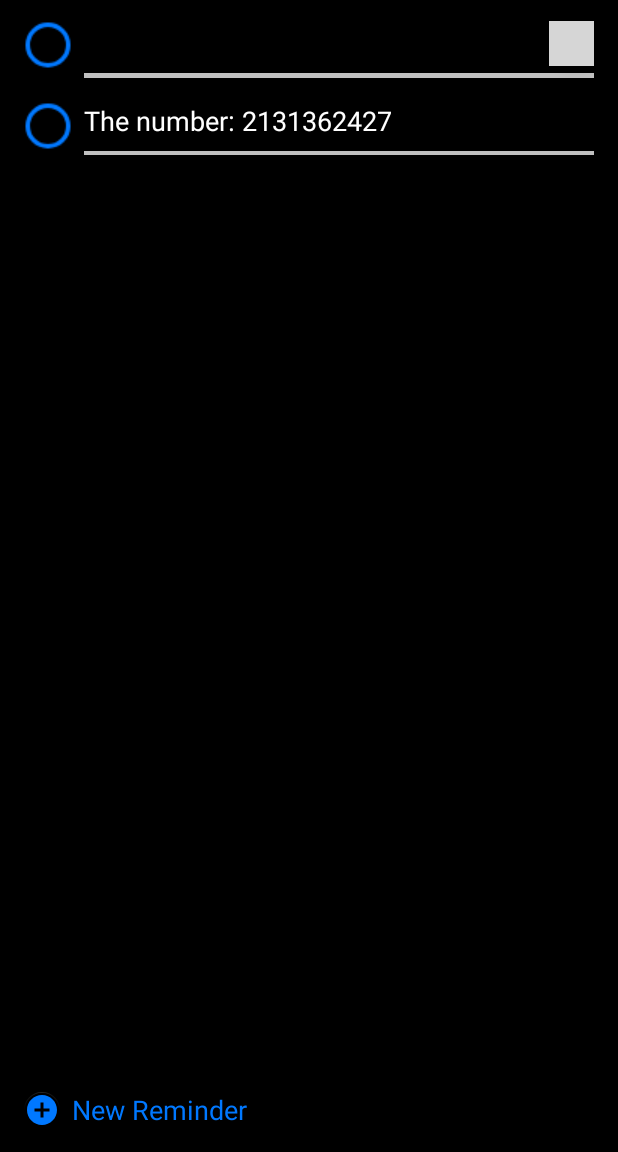
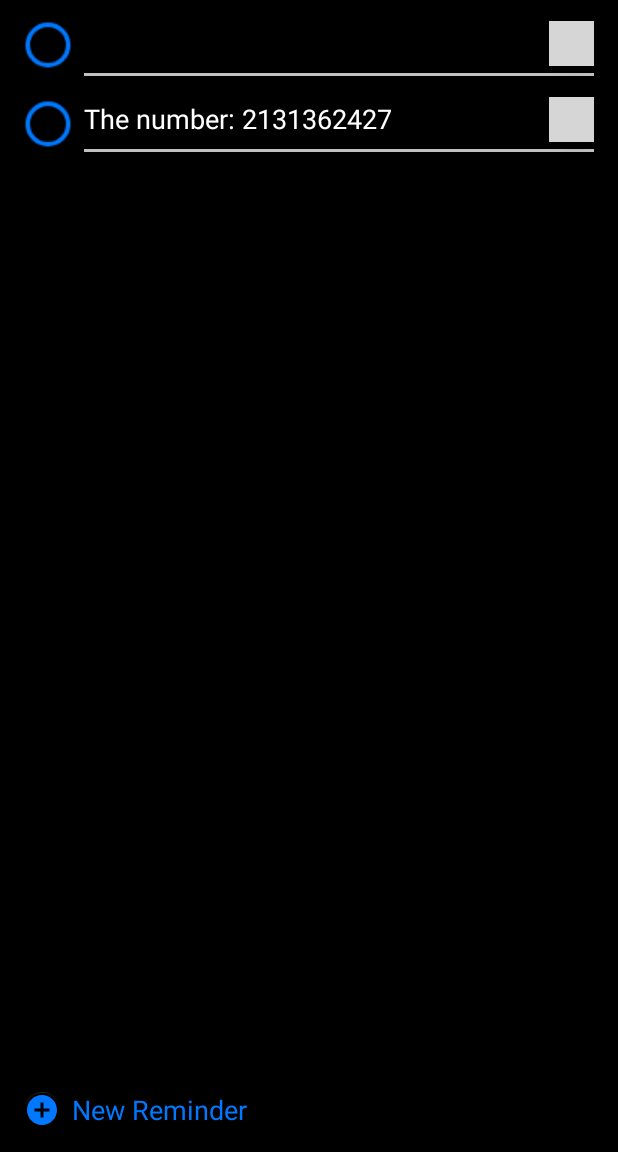
Before and after one commit to mas682/ToDoListApp, an Android app: the screen it shows after launch (MainActivity), after a tap on an icon or button, on a phone screen of 412 x 824 dp, the part 84-1236 px from its top. Run offline under Robolectric (Android 15) with nearby library versions, the phone set to English and light mode, and no system bars; grey boxes are pictures that could not be loaded.

Commit message:
Added info button to all reminders

```diff
--- a/app/src/main/java/com/example/todolistapp/MainActivity.java
+++ b/app/src/main/java/com/example/todolistapp/MainActivity.java
@@ -21,11 +21,13 @@ import android.util.TypedValue;
 import android.view.View;
 import android.view.ViewGroup;
 import android.widget.EditText;
+import android.widget.ImageView;
 import android.widget.LinearLayout;
 import android.widget.RadioButton;
 import android.widget.TextView;
 
 import com.google.android.material.drawable.DrawableUtils;
+import com.google.android.material.floatingactionbutton.FloatingActionButton;
 
 import org.w3c.dom.Attr;
 
@@ -44,61 +46,105 @@ public class MainActivity extends AppCompatActivity {
         // Get the activity main constraint layout
         ConstraintLayout parentLayout = (ConstraintLayout) findViewById(R.id.activity_main);
         int numViewElems = parentLayout.getChildCount();
-        // I think it starts at
+        // get the last added divider view's index
         int lastDivider = numViewElems - 1;
+        // get the last added divider view
         View lastDiv = parentLayout.getChildAt(lastDivider);
         // create a new EditText view
         EditText textView = new EditText(MainActivity.this);
+        // create a new RadioButton view
         RadioButton radioButton = new RadioButton(MainActivity.this);
+        // create a new FloatingAction view
+        FloatingActionButton infoButton = new FloatingActionButton(MainActivity.this);
+        // create a new View for the divider
         View divider = new View(MainActivity.this);
-        divider.setId(View.generateViewId());
-        // get a Id for the new view
+        // get a Id for the new text view
         textView.setId(View.generateViewId());
         // get a Id for the new radio view
         radioButton.setId(View.generateViewId());
+        // get a Id for the new info button
+        infoButton.setId(View.generateViewId());
+        // get a Id for the new divider
+        divider.setId(View.generateViewId());
         // set the width and height of the new view
         textView.setLayoutParams(new ViewGroup.LayoutParams(ConstraintLayout.LayoutParams.MATCH_CONSTRAINT,
                 ConstraintLayout.LayoutParams.WRAP_CONTENT));
         // set the type of the text view
         textView.setInputType(InputType.TYPE_CLASS_TEXT | InputType.TYPE_TEXT_FLAG_MULTI_LINE);
+        // set the padding for the textview
         textView.setPadding(0, 0, 0, 0);
+        // set the background of the textview
         textView.setBackground(null);
+        // set the text color to white
         textView.setTextColor(Color.WHITE);
+        // set the text size to 18sp
         textView.setTextSize(18);
+        // for testing
         textView.setText("The number: " + lastDiv.getId());
+        // set the radio buttons width and height
         radioButton.setLayoutParams(new ViewGroup.LayoutParams(ConstraintLayout.LayoutParams.WRAP_CONTENT,
                 ViewGroup.LayoutParams.WRAP_CONTENT));
-        //parse textColor from string hex code
-        int buttonColor = Color.parseColor("#0078FF");
-        //int buttonColor = Color.parseColor(String.valueOf(ContextCompat.getColor(MainActivity.this, R.color.brightBlue)));
-        //set textcolor to radioButton
-        radioButton.setButtonTintList(ColorStateList.valueOf(buttonColor));
+        // get the value of the color accent
+        int colorAccent = Color.parseColor("#0078FF");
+       // int buttonColor = Color.parseColor(String.valueOf(ContextCompat.getColor(MainActivity.this, R.color.brightBlue)));
+        //set the color of the button
+        radioButton.setButtonTintList(ColorStateList.valueOf(colorAccent));
+        // set the size of the button
         radioButton.setScaleX((float)1.5);
         radioButton.setScaleY((float)1.5);
+        /*
+        android:backgroundTint="@color/colorPrimaryDark"
+        app:backgroundTint="@color/colorPrimaryDark"
+        app:maxImageSize="30dp"
+        app:rippleColor="@color/colorPrimaryDark"
+         */
+        // set the height and width for the info button
+        infoButton.setLayoutParams(new ViewGroup.LayoutParams(ConstraintLayout.LayoutParams.WRAP_CONTENT, ConstraintLayout.LayoutParams.WRAP_CONTENT));
+        // get the color black
+        int colorPrimaryDark = Color.parseColor("#000000");
+        // set the background tint
+        infoButton.setBackgroundTintList(ColorStateList.valueOf(colorPrimaryDark));
+        // set the button as clickable
+        infoButton.setClickable(true);
+        // set the size to 30dp
+        infoButton.setCustomSize((int) TypedValue.applyDimension(TypedValue.COMPLEX_UNIT_DIP, 30,
+                getResources().getDisplayMetrics()));
+        // set the image source
+        infoButton.setImageResource(R.drawable.baseline_info_24);
+        // make the icon scale to the size of the button
+        infoButton.setScaleType(ImageView.ScaleType.CENTER);
+        // set the color of the divider
         divider.setBackgroundColor(ContextCompat.getColor(MainActivity.this, R.color.colorGray));
-        divider.setLayoutParams(new ViewGroup.LayoutParams(ConstraintLayout.LayoutParams.MATCH_CONSTRAINT, (int) TypedValue.applyDimension(TypedValue.COMPLEX_UNIT_DIP, 3,
+        // set the height and width of the divider
+        divider.setLayoutParams(new ViewGroup.LayoutParams(ConstraintLayout.LayoutParams.MATCH_CONSTRAINT, (int) TypedValue.applyDimension(TypedValue.COMPLEX_UNIT_DIP, 2,
                 getResources().getDisplayMetrics())));
         // add the view to the activity main layout
         // the numViewElems is the index at which to add the view
         parentLayout.addView(radioButton, numViewElems);
         parentLayout.addView(textView, numViewElems + 1);
-        parentLayout.addView(divider, numViewElems + 2);
+        parentLayout.addView(infoButton, numViewElems + 2);
+        parentLayout.addView(divider, numViewElems + 3);
         // set the constraints on where the new view should go inside the activity main layout
         ConstraintSet set = new ConstraintSet();
         set.clone(parentLayout);
+        // text view constraints
         set.connect(textView.getId(), ConstraintSet.START, radioButton.getId(), ConstraintSet.END, (int) TypedValue.applyDimension(TypedValue.COMPLEX_UNIT_DIP, 8,
                 getResources().getDisplayMetrics()));
-        // the part in the right is used to set the value in dp
-        set.connect(textView.getId(), ConstraintSet.END, parentLayout.getId(), ConstraintSet.END, (int) TypedValue.applyDimension(TypedValue.COMPLEX_UNIT_DIP, 16,
+        set.connect(textView.getId(), ConstraintSet.END, infoButton.getId(), ConstraintSet.START, (int) TypedValue.applyDimension(TypedValue.COMPLEX_UNIT_DIP, 16,
                 getResources().getDisplayMetrics()));
         set.connect(textView.getId(), ConstraintSet.TOP, lastDiv.getId(), ConstraintSet.BOTTOM, (int) TypedValue.applyDimension(TypedValue.COMPLEX_UNIT_DIP, 16,
                 getResources().getDisplayMetrics()));
-        // radio button
+        // radio button constraints
         set.connect(radioButton.getId(), ConstraintSet.START, parentLayout.getId(), ConstraintSet.START, (int) TypedValue.applyDimension(TypedValue.COMPLEX_UNIT_DIP, 16,
                 getResources().getDisplayMetrics()));
         set.connect(radioButton.getId(), ConstraintSet.TOP, lastDiv.getId(), ConstraintSet.BOTTOM, (int) TypedValue.applyDimension(TypedValue.COMPLEX_UNIT_DIP, 16,
                 getResources().getDisplayMetrics()));
-        // divider
+        // info button constraints
+        set.connect(infoButton.getId(), ConstraintSet.TOP, lastDiv.getId(), ConstraintSet.BOTTOM, (int) TypedValue.applyDimension(TypedValue.COMPLEX_UNIT_DIP, 14,
+                getResources().getDisplayMetrics()));
+        set.connect(infoButton.getId(), ConstraintSet.END, parentLayout.getId(), ConstraintSet.END, (int) TypedValue.applyDimension(TypedValue.COMPLEX_UNIT_DIP, 16,
+                getResources().getDisplayMetrics()));
+        // divider constraints
         set.connect(divider.getId(), ConstraintSet.TOP, textView.getId(), ConstraintSet.BOTTOM, (int) TypedValue.applyDimension(TypedValue.COMPLEX_UNIT_DIP, 8,
                 getResources().getDisplayMetrics()));
         set.connect(divider.getId(), ConstraintSet.START, radioButton.getId(), ConstraintSet.END, (int) TypedValue.applyDimension(TypedValue.COMPLEX_UNIT_DIP, 8,
--- a/app/src/main/res/layout/activity_main.xml
+++ b/app/src/main/res/layout/activity_main.xml
@@ -77,7 +77,6 @@
         android:clickable="true"
         app:backgroundTint="@color/colorPrimaryDark"
         app:fabCustomSize="30dp"
-        app:fabSize="normal"
         app:layout_constraintEnd_toEndOf="parent"
         app:layout_constraintTop_toTopOf="parent"
         app:maxImageSize="30dp"
@@ -88,7 +87,7 @@
     <View
         android:id="@+id/divider"
         android:layout_width="0dp"
-        android:layout_height="3dp"
+        android:layout_height="2dp"
         android:layout_marginStart="8dp"
         android:layout_marginTop="8dp"
         android:layout_marginEnd="16dp"
```
